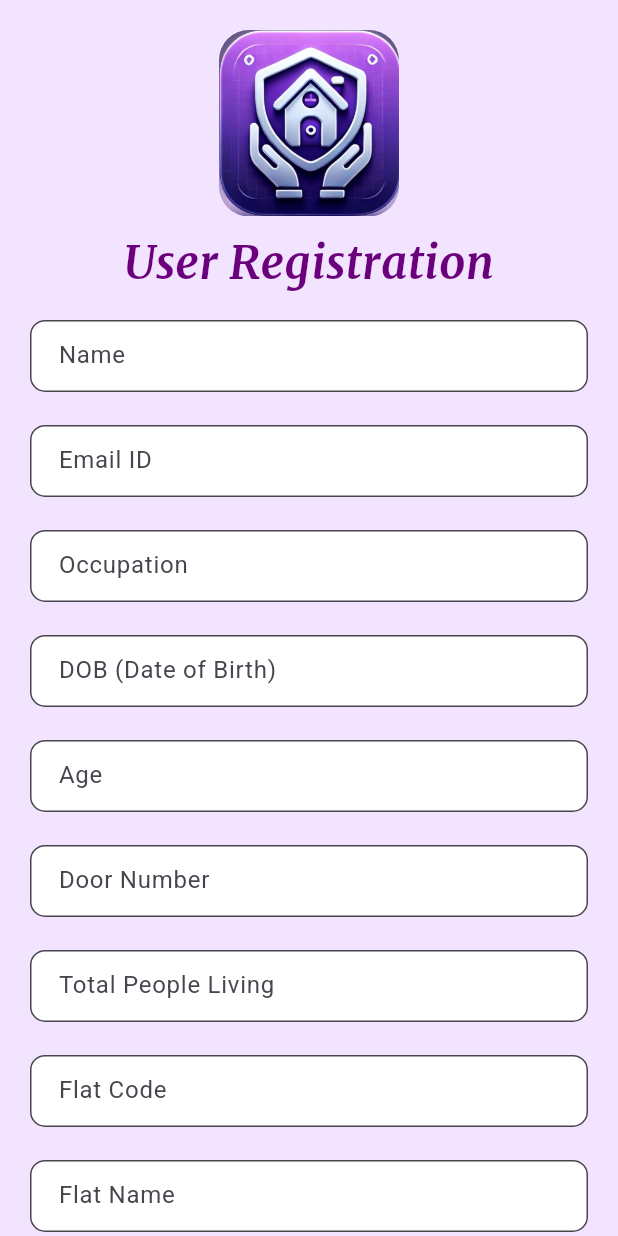
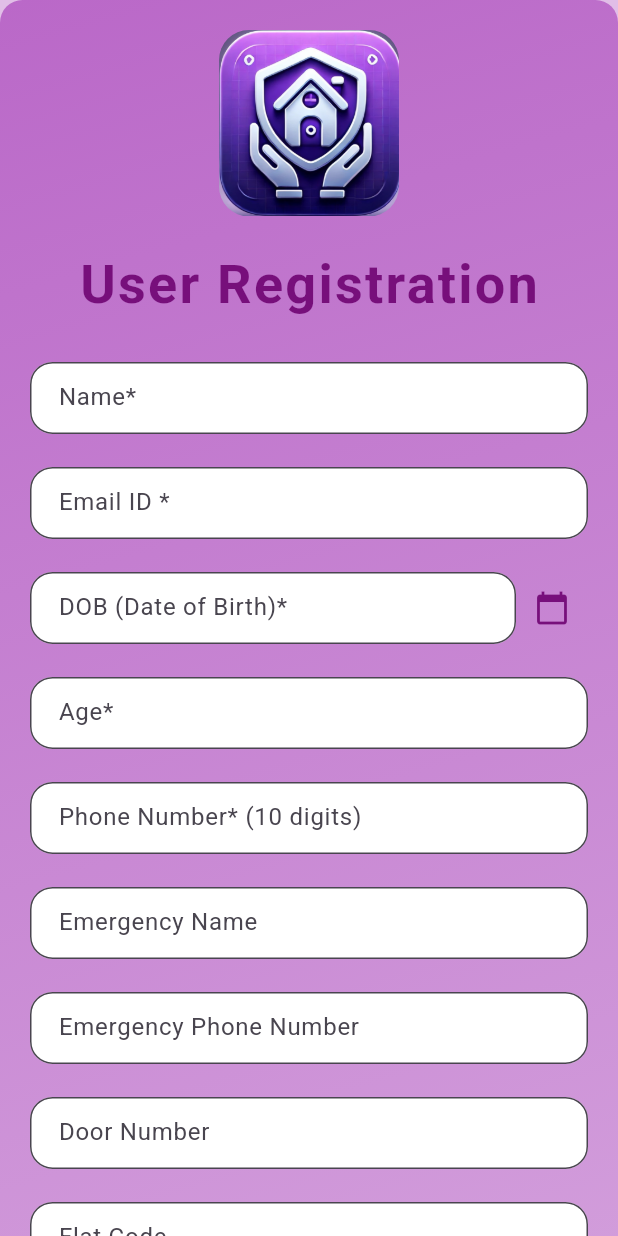
Before and after one commit to Yash29739/SafeHood, a Flutter app: the SignupScreen screen opened by its route, on a phone screen of 412 x 824 dp. Run offline on Flutter 3.47's test engine with Material 3 defaults, Android fonts, the light colour scheme and no system bars; our stand-ins replace animated_splash_screen, cloud_firestore, firebase_core, page_transition, shared_preferences; missing offline and left inert: bcrypt; accounts and stored records are empty.

Commit message:
Updates: Signup page Has been changed a bit.

```diff
--- a/lib/login_signup/signup_screen.dart
+++ b/lib/login_signup/signup_screen.dart
@@ -1,105 +1,109 @@
-import 'package:bcrypt/bcrypt.dart';
-import 'package:cloud_firestore/cloud_firestore.dart';
 import 'package:flutter/material.dart';
-import 'package:safehome/login_signup/login_screen.dart';
 
 class SignupScreen extends StatefulWidget {
   const SignupScreen({super.key});
 
   @override
-  State<SignupScreen> createState() => _SignUpPage();
+  State<SignupScreen> createState() => _SignupScreenState();
 }
 
-class _SignUpPage extends State<SignupScreen> {
+class _SignupScreenState extends State<SignupScreen> {
   final TextEditingController nameController = TextEditingController();
   final TextEditingController emailController = TextEditingController();
-  final TextEditingController occupationController = TextEditingController();
   final TextEditingController dobController = TextEditingController();
   final TextEditingController ageController = TextEditingController();
+  final TextEditingController phNumberController = TextEditingController();
+  final TextEditingController emergencyPhNumberController = TextEditingController();
+  final TextEditingController emergencyNameController = TextEditingController();
   final TextEditingController doorNumberController = TextEditingController();
-  final TextEditingController peopleCountController = TextEditingController();
   final TextEditingController flatCodeController = TextEditingController();
+  final TextEditingController passwordController = TextEditingController();
+  final TextEditingController confirmPasswordController = TextEditingController();
+
+  // Optional fields
+  final TextEditingController occupationController = TextEditingController();
+  final TextEditingController numberOfPeopleController = TextEditingController();
   final TextEditingController flatNameController = TextEditingController();
-  final TextEditingController phNumberController = TextEditingController();
-  final TextEditingController emergencyNumberController =
-      TextEditingController();
-  final TextEditingController emergencyContactNameController =
-      TextEditingController();
   final TextEditingController descriptionController = TextEditingController();
-  final TextEditingController residenceController = TextEditingController();
-  final TextEditingController passwordController = TextEditingController();
-  final TextEditingController confirmPasswordController =
-      TextEditingController();
+  final TextEditingController originalPlaceController = TextEditingController();
 
-  void _showError(String message) {
-    ScaffoldMessenger.of(context).showSnackBar(
-      SnackBar(content: Text(message), backgroundColor: Colors.red),
+  final GlobalKey<FormState> _formKey = GlobalKey<FormState>();
+
+  // This will open the date picker and set the DOB
+  Future<void> _selectDate(BuildContext context) async {
+    DateTime initialDate = DateTime.now();
+    DateTime firstDate = DateTime(1900);
+    DateTime lastDate = DateTime.now();
+
+    // Show the date picker
+    final DateTime? picked = await showDatePicker(
+      context: context,
+      initialDate: initialDate,
+      firstDate: firstDate,
+      lastDate: lastDate,
     );
+
+    // If a date is picked, update the TextField with the selected date and calculate the age
+    if (picked != null && picked != initialDate) {
+      setState(() {
+        dobController.text = "${picked.toLocal()}".split(' ')[0]; // Format to yyyy-mm-dd
+        _calculateAge(picked); // Calculate the age whenever the DOB is updated
+      });
+    }
   }
 
-  void _showSuccess(String message) {
-    ScaffoldMessenger.of(context).showSnackBar(
-      SnackBar(content: Text(message), backgroundColor: Colors.green),
-    );
+  // Calculate age based on the selected DOB
+  void _calculateAge(DateTime dob) {
+    DateTime today = DateTime.now();
+    int age = today.year - dob.year;
+    if (today.month < dob.month || (today.month == dob.month && today.day < dob.day)) {
+      age--; // If birthday hasn't occurred yet this year, subtract one year from the age
+    }
+    ageController.text = age.toString(); // Set the calculated age
   }
 
-  void handleSignUp() async {
-    String email = emailController.text.trim();
-    String name = nameController.text.trim();
-    String occupation = occupationController.text.trim();
-    String dob = dobController.text.trim();
-    String age = ageController.text.trim();
-    String doorNumber = doorNumberController.text.trim();
-    String peopleCount = peopleCountController.text.trim();
-    String flatCode = flatCodeController.text.trim();
-    String flatName = flatNameController.text.trim();
-    String phone = phNumberController.text.trim();
-    String emergencyPhone = emergencyNumberController.text.trim();
-    String emergencyContact = emergencyContactNameController.text.trim();
-    String desc = descriptionController.text.trim();
-    String origin = residenceController.text.trim();
-    String password = passwordController.text.trim();
+  void handleSignUp() {
+    if (!_formKey.currentState!.validate()) {
+      return; // If form is invalid, return
+    }
 
-    try {
-      String hashedPass = BCrypt.hashpw(password, BCrypt.gensalt());
-
-      await FirebaseFirestore.instance.collection("users").doc(email).set({
-        "name": name,
-        "email": email,
-        "occupation": occupation,
-        "dob": dob,
-        "age": age,
-        "doorNumber": doorNumber,
-        "peopleCount": peopleCount,
-        "flatCode": flatCode,
-        "flatName": flatName,
-        "phone": phone,
-        "emergencyPhone": emergencyPhone,
-        "emergencyContact": emergencyContact,
-        "description": desc,
-        "origin": origin,
-        "password": hashedPass,
-        'timestamp': FieldValue.serverTimestamp(),
-      });
-      _showSuccess("Account created successfully");
-      Navigator.push(
-        context,
-        MaterialPageRoute(builder: (context) => LoginScreen()),
-      );
-    } catch (e) {
-      _showError("$e");
-    }
+    // Handle signup logic here (e.g., send data to the backend or save to database)
+    print("Name: ${nameController.text}");
+    print("Email: ${emailController.text}");
+    print("DOB: ${dobController.text}");
+    print("Age: ${ageController.text}");
+    print("Phone Number: ${phNumberController.text}");
+    print("Emergency Name: ${emergencyNameController.text}");
+    print("Emergency Phone Number: ${emergencyPhNumberController.text}");
+    print("Door Number: ${doorNumberController.text}");
+    print("Flat Code: ${flatCodeController.text}");
+    print("Password: ${passwordController.text}");
+    print("Confirm Password: ${confirmPasswordController.text}");
+    print("Occupation: ${occupationController.text}");
+    print("Number of People Living: ${numberOfPeopleController.text}");
+    print("Flat Name: ${flatNameController.text}");
+    print("Description: ${descriptionController.text}");
+    print("Original Place: ${originalPlaceController.text}");
   }
 
   @override
   Widget build(BuildContext context) {
     return Scaffold(
-      backgroundColor: Color(0xFFF2E3FF), // Background color
+      backgroundColor: Colors.purple.shade100, // Lighter purple background
       body: Center(
         child: SingleChildScrollView(
           child: Container(
             padding: const EdgeInsets.all(20),
-            // Fixed width for form
+            decoration: BoxDecoration(
+              gradient: LinearGradient(
+                begin: Alignment.topLeft,
+                end: Alignment.bottomRight,
+                colors: [Colors.purple.shade300, Colors.purple.shade100], // Lighter gradient
+              ),
+              borderRadius: BorderRadius.circular(15),
+            ),
+            child: Form(
+              key: _formKey,
               child: Column(
                 children: [
                   ClipRRect(
@@ -109,90 +113,100 @@ class _SignUpPage extends State<SignupScreen> {
                       width: 120,
                     ),
                   ),
-
-                // Logo
-                const SizedBox(height: 10),
-                // Sign Up Text
+                  const SizedBox(height: 20),
                   const Text(
                     "User Registration",
                     style: TextStyle(
-                    fontSize: 30,
+                      fontSize: 36,
                       fontWeight: FontWeight.bold,
-                    fontFamily: "Merriweather",
-                    color: Color(0xFF6A007C),
+                      fontFamily: "Roboto",
+                      color: Color.fromARGB(255, 119, 15, 123), // Matching color for the title text
+                      letterSpacing: 1.5,
                     ),
                   ),
-                const SizedBox(height: 10),
+                  const SizedBox(height: 20),
 
                   // Input Fields
-                _buildTextField("Name", nameController),
+                  _buildTextField("Name*", nameController, (value) {
+                    if (value == null || value.isEmpty) {
+                      return "Name is required";
+                    }
+                    return null;
+                  }),
                   SizedBox(height: 10),
-                _buildTextField("Email ID", emailController),
+                  _buildTextField("Email ID *", emailController, (value) {
+                    if (value == null || value.isEmpty) {
+                      return "Email is required";
+                    }
+                    if (!RegExp(r'^[a-zA-Z0-9._%+-]+@[a-zA-Z0-9.-]+\.[a-zA-Z]{2,}$')
+                        .hasMatch(value)) {
+                      return "Enter a valid email";
+                    }
+                    return null;
+                  }, hintText: "abc@gmail.com"),
                   SizedBox(height: 10),
-                _buildTextField("Occupation", occupationController),
+                  _buildDateOfBirthField(),
                   SizedBox(height: 10),
-                _buildTextField("DOB (Date of Birth)", dobController),
+                  _buildTextField("Age*", ageController, null, readOnly: true),
                   SizedBox(height: 10),
-                //MAKE SURE AGE IS IN NUMBERS
-                _buildTextField(
-                  "Age",
-                  ageController,
-                  keyboardType: TextInputType.number,
-                ),
+                  _buildTextField("Phone Number* (10 digits)", phNumberController, (value) {
+                    if (value == null || value.isEmpty) {
+                      return "Phone Number is required";
+                    }
+                    if (value.length != 10 || !RegExp(r'^[0-9]+$').hasMatch(value)) {
+                      return "Phone number must be exactly 10 digits";
+                    }
+                    return null;
+                  }),
                   SizedBox(height: 10),
-                _buildTextField("Door Number", doorNumberController),
+                  _buildTextField("Emergency Name", emergencyNameController, null),
                   SizedBox(height: 10),
-                _buildTextField("Total People Living", peopleCountController),
+                  _buildTextField("Emergency Phone Number", emergencyPhNumberController, (value) {
+                    if (value == phNumberController.text) {
+                      return "Emergency phone number cannot be the same as phone number";
+                    }
+                    return null;
+                  }),
                   SizedBox(height: 10),
-                _buildTextField("Flat Code", flatCodeController),
+                  _buildTextField("Door Number", doorNumberController, null),
                   SizedBox(height: 10),
-                _buildTextField("Flat Name", flatNameController),
+                  _buildTextField("Flat Code", flatCodeController, null),
                   SizedBox(height: 10),
-                //modified ph number inputting
-                _buildTextField(
-                  "Phone Number",
-                  phNumberController,
-                  keyboardType: TextInputType.phone,
-                ),
+                  _buildTextField("Password*", passwordController, (value) {
+                    if (value == null || value.isEmpty) {
+                      return "Password is required";
+                    }
+                    return null;
+                  }, obscureText: true),
                   SizedBox(height: 10),
-                _buildTextField(
-                  "Emergency Phone Number",
-                  emergencyNumberController,
-                ),
+                  _buildTextField("Confirm Password*", confirmPasswordController, (value) {
+                    if (value == null || value.isEmpty) {
+                      return "Confirm Password is required";
+                    }
+                    if (value != passwordController.text) {
+                      return "Passwords do not match";
+                    }
+                    return null;
+                  }, obscureText: true),
                   SizedBox(height: 10),
-                _buildTextField(
-                  "Emergency Contact Name",
-                  emergencyContactNameController,
-                ),
+
+                  // Optional Fields
+                  _buildTextField("Occupation (Optional)", occupationController, null),
                   SizedBox(height: 10),
-                _buildTextField(
-                  "Description About Yourself",
-                  descriptionController,
-                ),
+                  _buildTextField("Number of People Living (Optional)", numberOfPeopleController, null),
                   SizedBox(height: 10),
-                _buildTextField(
-                  "Original Place of Residence",
-                  residenceController,
-                ),
+                  _buildTextField("Flat Name (Optional)", flatNameController, null),
                   SizedBox(height: 10),
-                _buildTextField(
-                  "Password",
-                  passwordController,
-                  obscureText: true,
-                ),
+                  _buildTextField("Description About Yourself (Optional)", descriptionController, null),
                   SizedBox(height: 10),
-                _buildTextField(
-                  "Confirm Password",
-                  confirmPasswordController,
-                  obscureText: true,
-                ),
-                SizedBox(height: 15),
+                  _buildTextField("Original Place of Residence (Optional)", originalPlaceController, null),
+                  SizedBox(height: 20),
 
                   // Submit Button
                   ElevatedButton(
                     onPressed: handleSignUp,
                     style: ElevatedButton.styleFrom(
-                    backgroundColor: Color(0xFF6A007C),
+                      backgroundColor: Color.fromARGB(255, 119, 15, 123), // Pink color for button
                       shape: RoundedRectangleBorder(
                         borderRadius: BorderRadius.circular(25),
                       ),
@@ -206,33 +220,12 @@ class _SignUpPage extends State<SignupScreen> {
                       style: TextStyle(
                         color: Colors.white,
                         fontWeight: FontWeight.bold,
-                      fontSize: 16,
-                    ),
-                  ),
-                ),
-                Row(
-                  mainAxisAlignment: MainAxisAlignment.center,
-                  children: [
-                    const Text('Already a User?'),
-                    TextButton(
-                      onPressed: () {
-                        Navigator.push(
-                          context,
-                          MaterialPageRoute(
-                            builder: (context) => LoginScreen(),
-                          ),
-                        );
-                      },
-                      child: const Text(
-                        'Log-In',
-                        style: TextStyle(
-                          color: Color.fromARGB(255, 0, 140, 255),
+                        fontSize: 18,
                       ),
                     ),
                   ),
                 ],
               ),
-              ],
             ),
           ),
         ),
@@ -240,34 +233,84 @@ class _SignUpPage extends State<SignupScreen> {
     );
   }
 
-  Widget _buildTextField(
-    String label,
-    TextEditingController controller, {
-    bool obscureText = false,
-    TextInputType keyboardType = TextInputType.text,
-  }) {
+  Widget _buildDateOfBirthField() {
     return Padding(
       padding: const EdgeInsets.symmetric(vertical: 6),
-      child: TextField(
-        controller: controller,
-        obscureText: obscureText,
+      child: Row(
+        children: [
+          Expanded(
+            child: TextFormField(
+              controller: dobController,
               decoration: InputDecoration(
-          labelText: label,
+                labelText: "DOB (Date of Birth)*",
                 fillColor: Colors.white,
                 filled: true,
                 border: OutlineInputBorder(
-            borderRadius: BorderRadius.circular(10),
-            borderSide: const BorderSide(color: Color(0xFF6A007C)),
+                  borderRadius: BorderRadius.circular(15),
+                  borderSide: const BorderSide(color: Colors.purple, width: 2), // Increased border width
                 ),
                 focusedBorder: OutlineInputBorder(
-            borderRadius: BorderRadius.circular(10),
-            borderSide: const BorderSide(color: Colors.purple, width: 2),
+                  borderRadius: BorderRadius.circular(15),
+                  borderSide: const BorderSide(color: Color.fromARGB(255, 119, 15, 123), width: 2), // Increased border width for focus
                 ),
                 contentPadding: const EdgeInsets.symmetric(
                   horizontal: 15,
                   vertical: 10,
                 ),
               ),
+              validator: (value) {
+                if (value == null || value.isEmpty) {
+                  return "Date of Birth is required";
+                }
+                return null;
+              },
+              readOnly: true, // Make the field read-only, as the user will pick the date
+            ),
+          ),
+          IconButton(
+            icon: const Icon(Icons.calendar_today, color: Color.fromARGB(255, 119, 15, 123)),
+            onPressed: () {
+              _selectDate(context);
+            },
+          ),
+        ],
+      ),
+    );
+  }
+
+  Widget _buildTextField(
+    String label,
+    TextEditingController controller,
+    String? Function(String?)? validator, {
+    bool obscureText = false,
+    String? hintText,
+    bool readOnly = false,
+  }) {
+    return Padding(
+      padding: const EdgeInsets.symmetric(vertical: 6),
+      child: TextFormField(
+        controller: controller,
+        obscureText: obscureText,
+        readOnly: readOnly,
+        decoration: InputDecoration(
+          labelText: label,
+          hintText: hintText,
+          fillColor: Colors.white,
+          filled: true,
+          border: OutlineInputBorder(
+            borderRadius: BorderRadius.circular(15),
+            borderSide: const BorderSide(color: Colors.purple, width: 2), // Increased border width
+          ),
+          focusedBorder: OutlineInputBorder(
+            borderRadius: BorderRadius.circular(15),
+            borderSide: const BorderSide(color: Color.fromARGB(255, 119, 15, 123), width: 2), // Increased border width for focus
+          ),
+          contentPadding: const EdgeInsets.symmetric(
+            horizontal: 15,
+            vertical: 10,
+          ),
+        ),
+        validator: validator,
       ),
     );
   }
```
Lines whose indentation alone changed are shown as unchanged.
